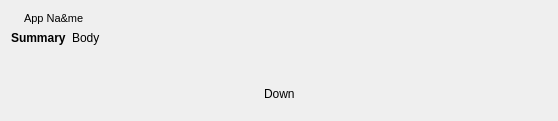
vicr123/theshell, file shell/notificationsWidget/notificationpopup.ui: the form before one commit.
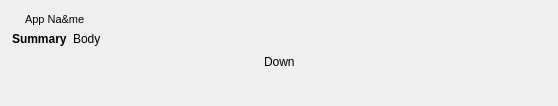
The form after the commit. Icons and pictures are not drawn.

Patch:
```diff
--- a/shell/notificationsWidget/notificationpopup.ui
+++ b/shell/notificationsWidget/notificationpopup.ui
@@ -7,7 +7,7 @@
     <x>0</x>
     <y>0</y>
     <width>558</width>
-    <height>121</height>
+    <height>105</height>
    </rect>
   </property>
   <property name="windowTitle">
@@ -17,13 +17,55 @@
    <property name="spacing">
     <number>0</number>
    </property>
+   <property name="leftMargin">
+    <number>0</number>
+   </property>
+   <property name="topMargin">
+    <number>0</number>
+   </property>
+   <property name="rightMargin">
+    <number>0</number>
+   </property>
+   <property name="bottomMargin">
+    <number>0</number>
+   </property>
+   <item>
+    <widget class="QWidget" name="mainWidget" native="true">
+     <property name="autoFillBackground">
+      <bool>true</bool>
+     </property>
+     <layout class="QVBoxLayout" name="verticalLayout_2">
+      <property name="spacing">
+       <number>0</number>
+      </property>
+      <property name="leftMargin">
+       <number>6</number>
+      </property>
+      <property name="topMargin">
+       <number>6</number>
+      </property>
+      <property name="rightMargin">
+       <number>6</number>
+      </property>
+      <property name="bottomMargin">
+       <number>6</number>
+      </property>
    <item>
     <layout class="QHBoxLayout" name="horizontalLayout_5">
      <property name="spacing">
       <number>0</number>
      </property>
+        <property name="leftMargin">
+         <number>6</number>
+        </property>
+        <property name="topMargin">
+         <number>6</number>
+        </property>
      <property name="rightMargin">
-      <number>0</number>
+         <number>6</number>
+        </property>
+        <property name="bottomMargin">
+         <number>6</number>
      </property>
      <item>
       <layout class="QVBoxLayout" name="verticalLayout_3">
@@ -129,6 +171,57 @@
      </item>
     </layout>
    </item>
+      <item>
+       <widget class="QWidget" name="downContainer" native="true">
+        <layout class="QHBoxLayout" name="horizontalLayout_3">
+         <property name="leftMargin">
+          <number>0</number>
+         </property>
+         <property name="topMargin">
+          <number>0</number>
+         </property>
+         <property name="rightMargin">
+          <number>0</number>
+         </property>
+         <property name="bottomMargin">
+          <number>0</number>
+         </property>
+         <item>
+          <spacer name="horizontalSpacer_2">
+           <property name="orientation">
+            <enum>Qt::Horizontal</enum>
+           </property>
+           <property name="sizeHint" stdset="0">
+            <size>
+             <width>40</width>
+             <height>20</height>
+            </size>
+           </property>
+          </spacer>
+         </item>
+         <item>
+          <widget class="QLabel" name="downArrow">
+           <property name="text">
+            <string notr="true">Down</string>
+           </property>
+          </widget>
+         </item>
+         <item>
+          <spacer name="horizontalSpacer_3">
+           <property name="orientation">
+            <enum>Qt::Horizontal</enum>
+           </property>
+           <property name="sizeHint" stdset="0">
+            <size>
+             <width>40</width>
+             <height>20</height>
+            </size>
+           </property>
+          </spacer>
+         </item>
+        </layout>
+       </widget>
+      </item>
    <item>
     <widget class="QWidget" name="buttonsWidget" native="true">
      <layout class="QHBoxLayout" name="horizontalLayout_2">
@@ -197,54 +290,6 @@
       </item>
      </layout>
     </widget>
-   </item>
-   <item>
-    <widget class="QWidget" name="downContainer" native="true">
-     <layout class="QHBoxLayout" name="horizontalLayout_3">
-      <property name="leftMargin">
-       <number>0</number>
-      </property>
-      <property name="topMargin">
-       <number>0</number>
-      </property>
-      <property name="rightMargin">
-       <number>0</number>
-      </property>
-      <property name="bottomMargin">
-       <number>0</number>
-      </property>
-      <item>
-       <spacer name="horizontalSpacer_2">
-        <property name="orientation">
-         <enum>Qt::Horizontal</enum>
-        </property>
-        <property name="sizeHint" stdset="0">
-         <size>
-          <width>40</width>
-          <height>20</height>
-         </size>
-        </property>
-       </spacer>
-      </item>
-      <item>
-       <widget class="QLabel" name="downArrow">
-        <property name="text">
-         <string notr="true">Down</string>
-        </property>
-       </widget>
-      </item>
-      <item>
-       <spacer name="horizontalSpacer_3">
-        <property name="orientation">
-         <enum>Qt::Horizontal</enum>
-        </property>
-        <property name="sizeHint" stdset="0">
-         <size>
-          <width>40</width>
-          <height>20</height>
-         </size>
-        </property>
-       </spacer>
       </item>
      </layout>
     </widget>
```
Lines whose indentation alone changed are shown as unchanged.
